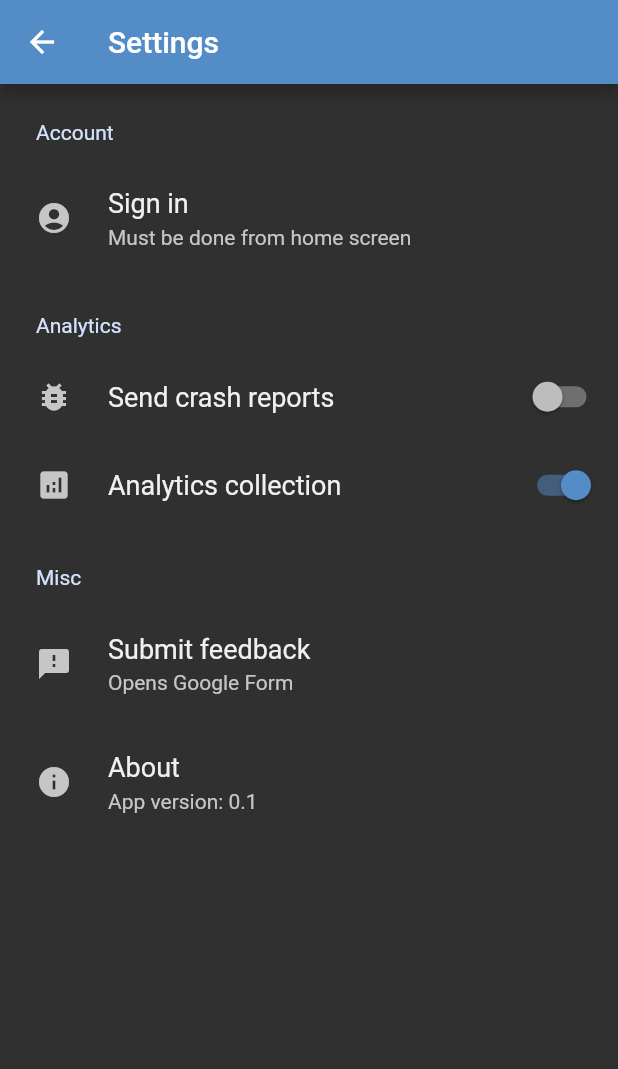
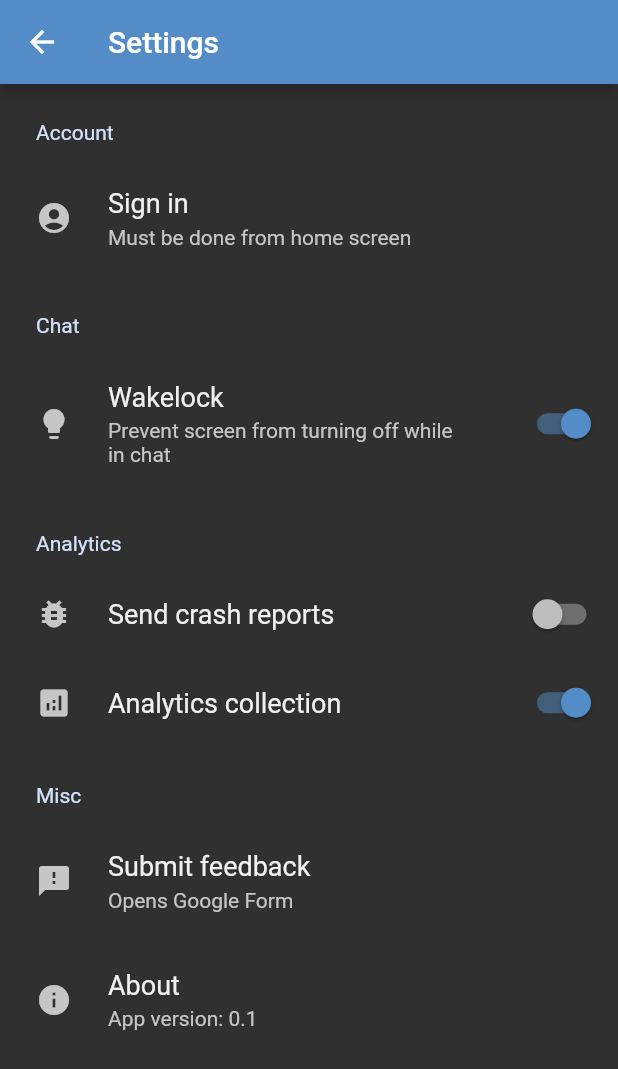
Before and after one commit to Moseco/dgg, a Flutter app: the screen it shows after launch, after a tap on "Open settings", on a phone screen of 412 x 824 dp. Shown: the top 1069 px of the screen. Run offline on Flutter 3.47's test engine with Material 2 defaults, Android fonts, the phone set to English and light mode, and no system bars; drawn by our look-alikes of settings_ui; our stand-ins replace auto_route, firebase_analytics, firebase_core, firebase_crashlytics, firebase_remote_config, flutter_staggered_animations and 8 more; missing offline and left inert: webview_cookie_manager; accounts and stored records are empty; network calls fail.

Commit message:
Wakelock options now available while in chat

```diff
--- a/lib/services/shared_preferences_service.dart
+++ b/lib/services/shared_preferences_service.dart
@@ -8,6 +8,7 @@ class SharedPreferencesService {
   static const String KEY_REMEMBER_ME = "KEY_REMEMBER_ME";
   static const String KEY_LOGIN_KEY = "KEY_LOGIN_KEY";
   static const String KEY_ANALYTICS_ENABLED = "KEY_ANALYTICS_ENABLED";
+  static const String KEY_WAKELOCK_ENABLED = "KEY_WAKELOCK_ENABLED";
 
   SharedPreferences _sharedPreferences;
 
@@ -67,4 +68,20 @@ class SharedPreferencesService {
 
     return _sharedPreferences.setBool(KEY_ANALYTICS_ENABLED, value);
   }
+
+  Future<bool> getWakelockEnabled() async {
+    if (_sharedPreferences == null) {
+      _sharedPreferences = await SharedPreferences.getInstance();
+    }
+
+    return _sharedPreferences.getBool(KEY_WAKELOCK_ENABLED) ?? true;
+  }
+
+  Future<void> setWakelockEnabled(bool value) async {
+    if (_sharedPreferences == null) {
+      _sharedPreferences = await SharedPreferences.getInstance();
+    }
+
+    return _sharedPreferences.setBool(KEY_WAKELOCK_ENABLED, value);
+  }
 }
--- a/lib/ui/views/settings/settings_view.dart
+++ b/lib/ui/views/settings/settings_view.dart
@@ -49,6 +49,20 @@ class SettingsView extends StatelessWidget {
                     ],
             ),
             SettingsSection(
+              title: 'Chat',
+              tiles: [
+                SettingsTile.switchTile(
+                  title: 'Wakelock',
+                  subtitle: 'Prevent screen from turning off while in chat',
+                  subtitleMaxLines: 2,
+                  leading: Icon(Icons.lightbulb),
+                  switchActiveColor: Theme.of(context).primaryColor,
+                  switchValue: model.isWakelockEnabled,
+                  onToggle: model.toggleWakelockEnabled,
+                ),
+              ],
+            ),
+            SettingsSection(
               title: 'Analytics',
               tiles: [
                 SettingsTile.switchTile(
--- a/lib/ui/views/settings/settings_viewmodel.dart
+++ b/lib/ui/views/settings/settings_viewmodel.dart
@@ -19,9 +19,12 @@ class SettingsViewModel extends BaseViewModel {
       FirebaseCrashlytics.instance.isCrashlyticsCollectionEnabled;
   bool _isAnalyticsEnabled = false;
   bool get isAnalyticsEnabled => _isAnalyticsEnabled;
+  bool _isWakelockEnabled = false;
+  bool get isWakelockEnabled => _isWakelockEnabled;
 
   Future<void> initialize() async {
     _isAnalyticsEnabled = await _sharedPreferencesService.getAnalyticsEnabled();
+    _isWakelockEnabled = await _sharedPreferencesService.getWakelockEnabled();
     notifyListeners();
   }
 
@@ -57,4 +60,10 @@ class SettingsViewModel extends BaseViewModel {
     _isAnalyticsEnabled = value;
     notifyListeners();
   }
+
+  Future<void> toggleWakelockEnabled(bool value) async {
+    _sharedPreferencesService.setWakelockEnabled(value);
+    _isWakelockEnabled = value;
+    notifyListeners();
+  }
 }
--- a/pubspec.yaml
+++ b/pubspec.yaml
@@ -43,6 +43,7 @@ dependencies:
   image: ^2.1.18
   flutter_staggered_animations: ^0.1.2
   settings_ui: ^0.5.0
+  wakelock: ^0.2.1+1
 
 dev_dependencies:
   flutter_test:
```
Also changed, not shown: lib/ui/views/chat/chat_viewmodel.dart (+13 -1 lines), pubspec.lock.
